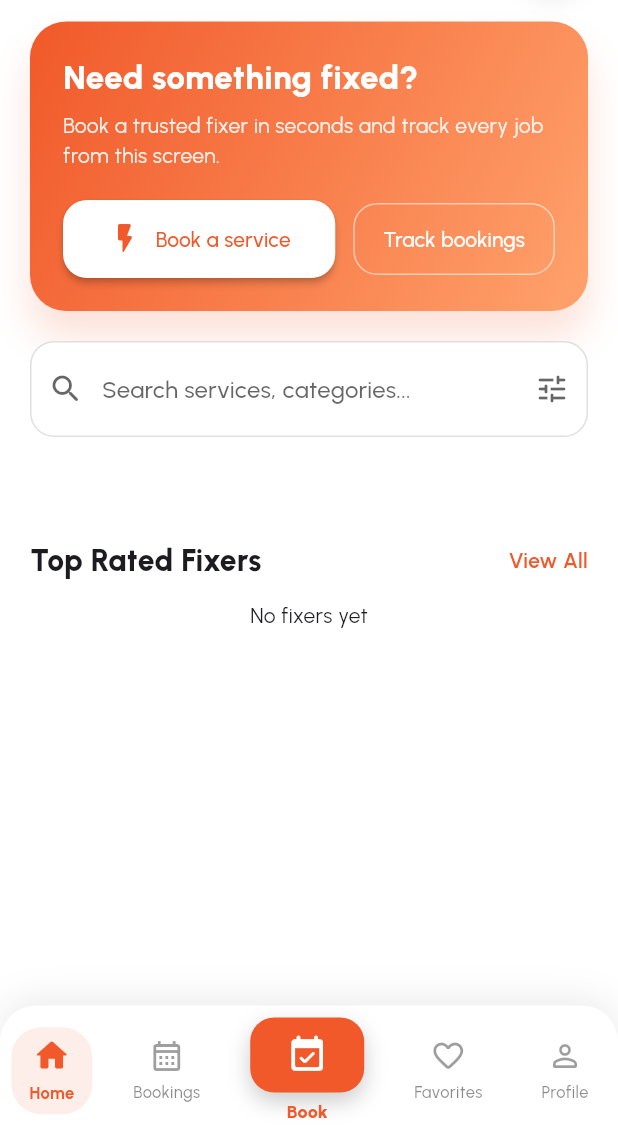
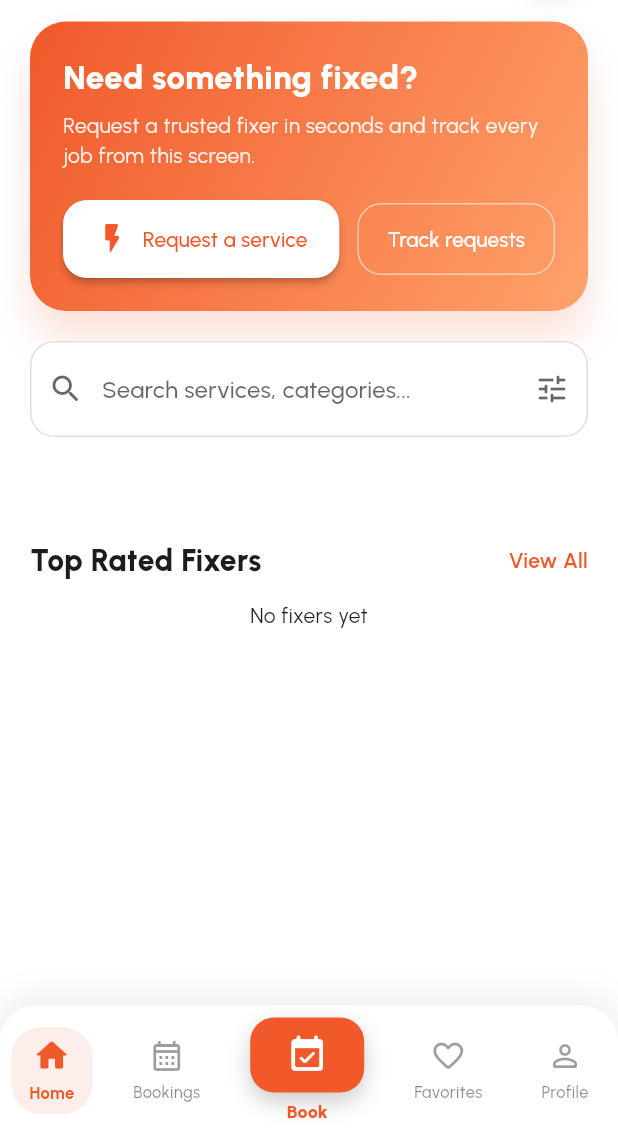
Before and after one commit to cosammalaika/FixitZed-App, a Flutter app: the DashboardScreen screen opened by its route, on a phone screen of 412 x 824 dp, the part 100-1236 px from its top. Run offline on Flutter 3.47's test engine with Material 3 defaults, Android fonts, the phone set to English and light mode, and no system bars; our stand-ins replace file_picker, flutter_local_notifications, flutter_riverpod, geocoding, geolocator, google_fonts and 3 more; accounts and stored records are empty; network calls fail.

Commit message:
prod version changes

```diff
--- a/lib/screens/booking_sheet.dart
+++ b/lib/screens/booking_sheet.dart
@@ -397,7 +397,7 @@ class _BookingSheetState extends State<BookingSheet> {
     }
     if (_serviceId == null || _serviceId!.isEmpty) {
       _showSnack(
-        message: 'Pick the service you need before booking',
+        message: 'Pick the service you need before requesting',
         success: false,
       );
       return;
@@ -417,17 +417,17 @@ class _BookingSheetState extends State<BookingSheet> {
     setState(() => _submitting = false);
     if (ok) {
       LocalNotificationService.instance.notifyBookingCreated(
-        serviceName: _serviceName ?? 'Service booking',
+        serviceName: _serviceName ?? 'Service request',
         scheduledAt: scheduledAt,
         location: _locationCtrl.text.trim(),
       );
       Navigator.of(context).pop(true);
       _showSnack(
-        message: 'Booking submitted — pending approval',
+        message: 'Request submitted — pending approval',
         success: true,
       );
     } else {
-      _showSnack(message: 'Failed to submit booking', success: false);
+      _showSnack(message: 'Failed to submit request', success: false);
     }
   }
 
--- a/lib/screens/dashboard_screen.dart
+++ b/lib/screens/dashboard_screen.dart
@@ -124,7 +124,7 @@ class _DashboardScreenState extends State<DashboardScreen> {
           ),
           const SizedBox(height: 6),
           Text(
-            'Book a trusted fixer in seconds and track every job from this screen.',
+            'Request a trusted fixer in seconds and track every job from this screen.',
             style: GoogleFonts.urbanist(
               color: Colors.white.withValues(alpha: 0.9),
             ),
@@ -136,7 +136,7 @@ class _DashboardScreenState extends State<DashboardScreen> {
                 child: ElevatedButton.icon(
                   onPressed: _openBookingSheet,
                   icon: const Icon(Icons.flash_on_rounded),
-                  label: const Text('Book a service'),
+                  label: const Text('Request a service'),
                   style: ElevatedButton.styleFrom(
                     backgroundColor: Colors.white,
                     foregroundColor: const Color(0xFFF1592A),
@@ -162,7 +162,7 @@ class _DashboardScreenState extends State<DashboardScreen> {
                     borderRadius: BorderRadius.circular(16),
                   ),
                 ),
-                child: const Text('Track bookings'),
+                child: const Text('Track requests'),
               ),
             ],
           ),
--- a/lib/screens/payment_sheet.dart
+++ b/lib/screens/payment_sheet.dart
@@ -533,7 +533,7 @@ class _PaymentScreenState extends State<PaymentScreen> {
     final serviceId = _serviceId;
     if (serviceId == null) {
       _showSnack(
-        message: 'Service details are unavailable for this booking',
+        message: 'Service details are unavailable for this request',
         success: false,
       );
       return;
@@ -911,7 +911,7 @@ class _PaymentScreenState extends State<PaymentScreen> {
                     base <= 0
                         ? 'You will be able to redeem points on the next bill.'
                         : _loyaltyBalance <= 0
-                        ? 'Earn points by completing bookings to unlock rewards.'
+                        ? 'Earn points by completing requests to unlock rewards.'
                         : 'Insufficient points for this amount. Keep earning to redeem.',
                     style: GoogleFonts.urbanist(color: Colors.black54),
                   ),
--- a/lib/screens/profile/booking_detail_screen.dart
+++ b/lib/screens/profile/booking_detail_screen.dart
@@ -118,7 +118,7 @@ class _BookingDetailContentState extends State<BookingDetailContent> {
           ),
           const SizedBox(height: 8),
           Text(
-            'No fixer has accepted yet. You can cancel now or keep the booking active.',
+            'No fixer has accepted yet. You can cancel now or keep the request active.',
             style: GoogleFonts.urbanist(
               color: Colors.black87,
               height: 1.4,
@@ -147,7 +147,7 @@ class _BookingDetailContentState extends State<BookingDetailContent> {
                         child: CircularProgressIndicator(strokeWidth: 2),
                       )
                     : const Text(
-                        'Cancel booking',
+                        'Cancel request',
                         key: ValueKey('cancel-label'),
                       ),
               ),
@@ -185,7 +185,7 @@ class _BookingDetailContentState extends State<BookingDetailContent> {
               const SizedBox(width: 12),
               Expanded(
                 child: Text(
-                  'Cancel booking',
+                  'Cancel request',
                   style: GoogleFonts.urbanist(
                     fontWeight: FontWeight.w800,
                     fontSize: 18,
@@ -196,7 +196,7 @@ class _BookingDetailContentState extends State<BookingDetailContent> {
             ],
           ),
           content: Text(
-            'Are you sure you want to cancel this booking? This action cannot be undone.',
+            'Are you sure you want to cancel this request? This action cannot be undone.',
             style: GoogleFonts.urbanist(
               color: Colors.black87,
               height: 1.45,
@@ -214,7 +214,7 @@ class _BookingDetailContentState extends State<BookingDetailContent> {
                   borderRadius: BorderRadius.circular(16),
                 ),
               ),
-              child: const Text('Keep booking'),
+              child: const Text('Keep request'),
             ),
             ElevatedButton(
               onPressed: () => Navigator.of(ctx).pop(true),
@@ -226,7 +226,7 @@ class _BookingDetailContentState extends State<BookingDetailContent> {
                   borderRadius: BorderRadius.circular(16),
                 ),
               ),
-              child: const Text('Cancel booking'),
+              child: const Text('Cancel request'),
             ),
           ],
         );
@@ -243,7 +243,7 @@ class _BookingDetailContentState extends State<BookingDetailContent> {
     ScaffoldMessenger.of(context).showSnackBar(
       SnackBar(
         content: Text(
-          success ? 'Booking cancelled.' : 'Failed to cancel booking. Please try again.',
+          success ? 'Request cancelled.' : 'Failed to cancel request. Please try again.',
         ),
       ),
     );
--- a/lib/screens/profile/e_receipt_screen.dart
+++ b/lib/screens/profile/e_receipt_screen.dart
@@ -340,7 +340,7 @@ class _EReceiptScreenState extends State<EReceiptScreen> {
       }
       final tempDir = await getTemporaryDirectory();
       final file = File(
-        '${tempDir.path}/receipt_${_request['id'] ?? 'booking'}.png',
+        '${tempDir.path}/receipt_${_request['id'] ?? 'request'}.png',
       );
       await file.writeAsBytes(bytes, flush: true);
       await Share.shareXFiles([
@@ -367,7 +367,7 @@ class _EReceiptScreenState extends State<EReceiptScreen> {
       }
       final dir = await getApplicationDocumentsDirectory();
       final filename =
-          'FixitZed_receipt_${_request['id'] ?? 'booking'}_${DateTime.now().millisecondsSinceEpoch}.png';
+          'FixitZed_receipt_${_request['id'] ?? 'request'}_${DateTime.now().millisecondsSinceEpoch}.png';
       final file = File('${dir.path}/$filename');
       await file.writeAsBytes(bytes, flush: true);
       _showSnack('Receipt saved to ${file.path}');
--- a/lib/screens/profile/faqs_screen.dart
+++ b/lib/screens/profile/faqs_screen.dart
@@ -8,8 +8,8 @@ class FaqsScreen extends StatelessWidget {
   Widget build(BuildContext context) {
     final faqs = <Map<String, String>>[
       {
-        'q': 'How do I book a service?',
-        'a': 'From the home screen, choose a category, pick a service, and select a time that works for you. Confirm your booking and you are set.'
+        'q': 'How do I request a service?',
+        'a': 'From the home screen, choose a category, pick a service, and select a time that works for you. Confirm your request and you are set.'
       },
       {
         'q': 'How do I become a fixer?',
--- a/lib/screens/profile_screen.dart
+++ b/lib/screens/profile_screen.dart
@@ -425,7 +425,7 @@ class _ProfileScreenState extends State<ProfileScreen> {
                       const SizedBox(width: 14),
                       Expanded(
                         child: Text(
-                          'Manage your bookings and keep your details up to date.',
+                          'Manage your requests and keep your details up to date.',
                           style: GoogleFonts.urbanist(
                             color: Colors.white,
                             fontSize: 13,
--- a/lib/screens/sign_in_screen.dart
+++ b/lib/screens/sign_in_screen.dart
@@ -267,7 +267,7 @@ class _SignInScreenState extends State<SignInScreen> {
                             ),
                             const SizedBox(height: 14),
                             Text(
-                              'Sign in to book trusted services',
+                              'Sign in to request trusted services',
                               style: GoogleFonts.urbanist(
                                 color: Colors.white,
                                 fontSize: 26,
@@ -276,7 +276,7 @@ class _SignInScreenState extends State<SignInScreen> {
                             ),
                             const SizedBox(height: 6),
                             Text(
-                              'Track your bookings, pay securely and stay updated.',
+                              'Track your requests, pay securely and stay updated.',
                               style: GoogleFonts.urbanist(
                                 color: Colors.white.withOpacity(0.85),
                               ),
--- a/lib/services/local_notification_service.dart
+++ b/lib/services/local_notification_service.dart
@@ -18,7 +18,7 @@ class LocalNotificationService {
       AndroidNotificationChannel(
         'fixitzed_default',
         'General Notifications',
-        description: 'Booking updates, reminders and promotions from FixitZED.',
+        description: 'Request updates, reminders and promotions from FixitZED.',
         importance: Importance.high,
       );
 
@@ -118,10 +118,10 @@ class LocalNotificationService {
   }) async {
     final formatted = DateFormat('EEE, MMM d • HH:mm').format(scheduledAt);
     final body = location == null || location.isEmpty
-        ? '$serviceName is booked for $formatted.'
-        : '$serviceName is booked for $formatted at $location.';
+        ? '$serviceName is requested for $formatted.'
+        : '$serviceName is requested for $formatted at $location.';
     await showInstant(
-      title: 'Booking scheduled',
+      title: 'Request scheduled',
       body: body,
       payload: 'booking_created',
     );
--- a/lib/services/service_request_service.dart
+++ b/lib/services/service_request_service.dart
@@ -170,10 +170,10 @@ class ServiceRequestService {
           final normalized = _normalizeStatus(status);
           if (normalized != null) {
             final title = normalized == 'accepted'
-                ? 'Booking accepted'
+                ? 'Request accepted'
                 : 'Fixer sent a bill';
             final body = normalized == 'accepted'
-                ? 'Your $service booking is confirmed${when != null ? ' for $when' : ''}.'
+                ? 'Your $service request is confirmed${when != null ? ' for $when' : ''}.'
                 : 'A payment request has been issued${when != null ? ' • due $when' : ''}.';
 
             await LocalNotificationService.instance.showInstant(
@@ -191,7 +191,7 @@ class ServiceRequestService {
             id: id.hashCode ^ fixerId.hashCode,
             title: 'Fixer found',
             body:
-                'We matched your $service booking${when != null ? ' for $when' : ''}. Waiting for the fixer to accept.',
+                'We matched your $service request${when != null ? ' for $when' : ''}. Waiting for the fixer to accept.',
             payload: 'booking_status:$id:fixer_pending_acceptance',
           );
         }
```
